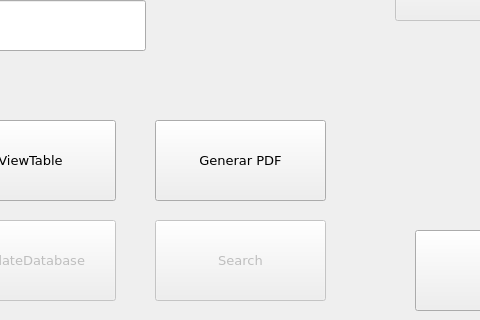
Qt form sourceCode/mainwindow.ui (lion037osx/qtDatabase) before a commit; both pictures show x 265 to 745 and y 307 to 627 of the 916 by 713 pixel window.
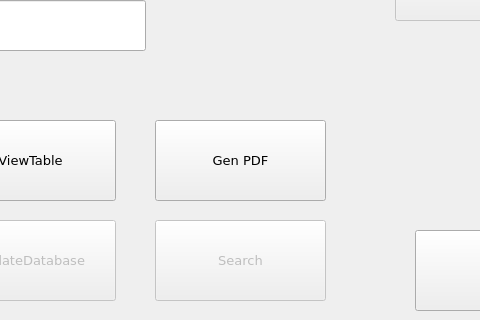
The same form after that commit.

```diff
--- a/sourceCode/mainwindow.ui
+++ b/sourceCode/mainwindow.ui
@@ -20,25 +20,6 @@
    <string>Budget</string>
   </property>
   <widget class="QWidget" name="centralWidget">
-   <widget class="QPushButton" name="pushButton">
-    <property name="geometry">
-     <rect>
-      <x>420</x>
-      <y>410</y>
-      <width>171</width>
-      <height>81</height>
-     </rect>
-    </property>
-    <property name="font">
-     <font>
-      <family>DejaVu Sans</family>
-      <pointsize>10</pointsize>
-     </font>
-    </property>
-    <property name="text">
-     <string>Generar PDF</string>
-    </property>
-   </widget>
    <widget class="QPushButton" name="pushButtonExit">
     <property name="geometry">
      <rect>
@@ -525,6 +506,25 @@
      <string/>
     </property>
    </widget>
+   <widget class="QPushButton" name="pushButtonGeneratorPDF">
+    <property name="geometry">
+     <rect>
+      <x>420</x>
+      <y>410</y>
+      <width>171</width>
+      <height>81</height>
+     </rect>
+    </property>
+    <property name="font">
+     <font>
+      <family>DejaVu Sans</family>
+      <pointsize>10</pointsize>
+     </font>
+    </property>
+    <property name="text">
+     <string>Gen PDF</string>
+    </property>
+   </widget>
   </widget>
   <widget class="QMenuBar" name="menuBar">
    <property name="geometry">
```
